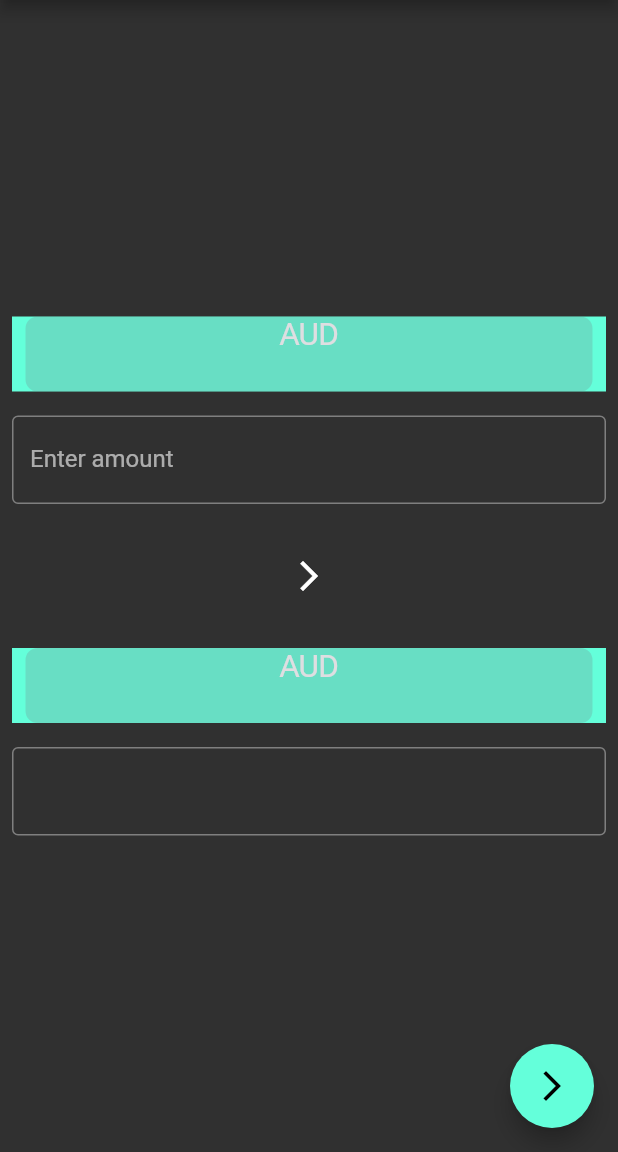
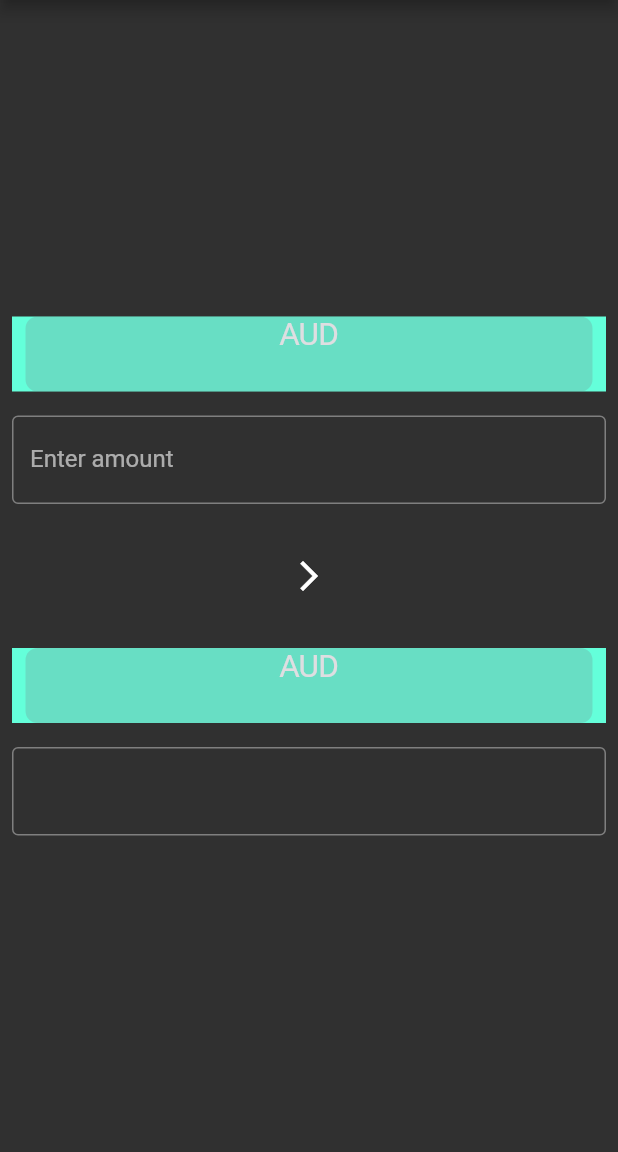
Before and after one commit to 1805ayush/Currency-Converter, a Flutter app: the screen it shows after launch, after a tap on the "arrow forward ios" icon, on a phone screen of 412 x 824 dp, the part 84-1236 px from its top. Run offline on Flutter 3.47's test engine with Material 2 defaults, Android fonts, the phone set to English and light mode, and no system bars; missing offline and left inert: dart:ffi; network calls fail.

Commit message:
added rc2

```diff
--- a/lib/home_screen.dart
+++ b/lib/home_screen.dart
@@ -19,6 +19,7 @@ class _MyHomePageState extends State<MyHomePage> {
   String amount='1';
   String value='';
   double convertedValue;
+  String rc2value;
   Converter con = new Converter();
 
   getData(dynamic valueResult) async{
@@ -27,15 +28,10 @@ class _MyHomePageState extends State<MyHomePage> {
     });
   }
 
-  void _incrementCounter() {
-    setState(() {
-      _counter++;
-    });
-  }
-
   @override
   Widget build(BuildContext context) {
     ReusableCard rc1 = new ReusableCard('Enter amount',amount);
+    ReusableCard rc2= new ReusableCard( value,null);
     return Scaffold(
       appBar: AppBar(
         title: Text('Currency Converter'),
@@ -49,7 +45,9 @@ class _MyHomePageState extends State<MyHomePage> {
               padding: const EdgeInsets.all(16.0),
               child: FlatButton(
                 onPressed:() async{
+
                 convertedValue= await con.convertCurrency(rc1.pickerValue,'USD',rc1.valueAmount);
+                print(rc2.pickerValue);
                 getData(convertedValue);
                 },
                 child: Icon(
@@ -57,19 +55,11 @@ class _MyHomePageState extends State<MyHomePage> {
                 ),
               ),
             ),
-            ReusableCard(
-              value,
-              null,
-            )
+            rc2.build(context)
           ],
 
         ),
       ),
-      floatingActionButton: FloatingActionButton(
-        onPressed: _incrementCounter,
-        tooltip: 'Increment',
-        child: Icon(Icons.arrow_forward_ios_outlined),
-      ), // This trailing comma makes auto-formatting nicer for build methods.
     );
   }
 }
```
